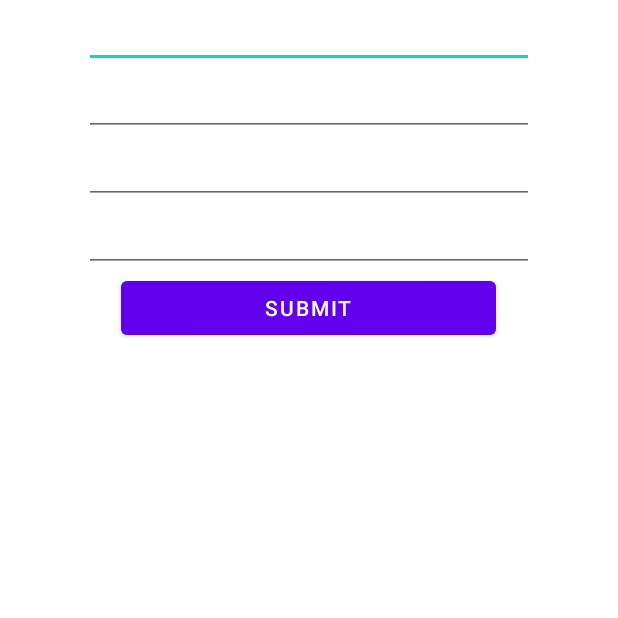
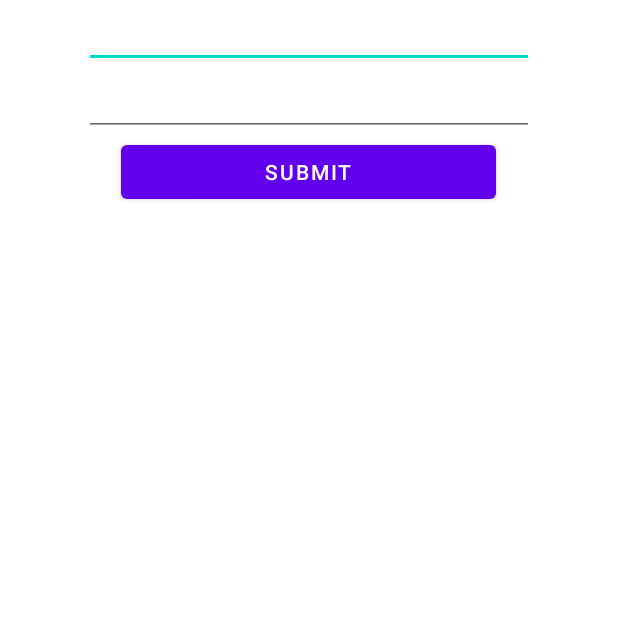
Before and after one commit to Johannnix/Prakerin-Android-1, an Android app: the InputActivity screen opened directly, with no data from a screen before it, after a tap on "SUBMIT", on a phone screen of 412 x 824 dp, the top half of it. Run offline under Robolectric (Android 15) with nearby library versions, the phone set to English and light mode, and no system bars; libraries missing offline, so code that uses them is left out: org.greenrobot.greendao; 3 statements that could not run were skipped.

```diff
--- a/app/src/main/java/com/example/login/InputActivity.java
+++ b/app/src/main/java/com/example/login/InputActivity.java
@@ -11,7 +11,7 @@ import androidx.appcompat.app.AppCompatActivity;
 public class InputActivity extends AppCompatActivity {
 
     Button submit;
-    EditText nameText,addressText,kelaminText,teleponText;
+    EditText nameText,addressText;
     Repository repository;
 
     @Override
@@ -21,8 +21,6 @@ public class InputActivity extends AppCompatActivity {
         submit=findViewById(R.id.submit);
         nameText=findViewById(R.id.name);
         addressText=findViewById(R.id.address);
-        kelaminText=findViewById(R.id.kelamin);
-        teleponText=findViewById(R.id.telepon);
 
         repository=new Repository();
 
@@ -32,8 +30,6 @@ public class InputActivity extends AppCompatActivity {
                 User user=new User();
                 user.setAddress(addressText.getText().toString().trim());
                 user.setName(nameText.getText().toString().trim());
-                user.setName(kelaminText.getText().toString().trim());
-                user.setName(teleponText.getText().toString().trim());
                 repository.addData(user);
 
                 Log.e("size",String.valueOf(addressText.getText().toString().trim())+nameText.getText().toString().trim());
--- a/app/src/main/java/com/example/login/MyAdapter.java
+++ b/app/src/main/java/com/example/login/MyAdapter.java
@@ -14,16 +14,19 @@ import java.util.List;
 public class MyAdapter extends RecyclerView.Adapter<RecyclerView.ViewHolder> {
     List<User> list;
     Context context;
+
     public MyAdapter(List<User> list, Context context){
         this.list=list;
         this.context=context;
     }
+
     @NonNull
     @Override
     public RecyclerView.ViewHolder onCreateViewHolder(@NonNull ViewGroup viewGroup, int i) {
         View view= LayoutInflater.from(context).inflate(R.layout.item,viewGroup,false);
         return new MyViewHolder(view);
     }
+
     @Override
     public void onBindViewHolder(@NonNull RecyclerView.ViewHolder viewHolder, int i) {
         MyViewHolder item=(MyViewHolder) viewHolder;
@@ -33,6 +36,8 @@ public class MyAdapter extends RecyclerView.Adapter<RecyclerView.ViewHolder> {
 
         Log.e("name",user.getName());
     }
+
+
     @Override
     public int getItemCount() {
 
--- a/app/src/main/java/com/example/login/User.java
+++ b/app/src/main/java/com/example/login/User.java
@@ -14,21 +14,15 @@ public class User {
     private String name;
     @NotNull
     private String address;
-    @NotNull
-    private String kelamin;
-    @NotNull
-    private String telepon;
 
     public User() {
 
     }
-    @Generated(hash = 1688215093)
-    public User(Long id, @NotNull String name, @NotNull String address, @NotNull String kelamin, @NotNull String telepon) {
+    @Generated(hash = 99511649)
+    public User(Long id, @NotNull String name, @NotNull String address) {
         this.id = id;
         this.name = name;
         this.address = address;
-        this.kelamin = kelamin;
-        this.telepon = telepon;
     }
     public Long getId() {
         return this.id;
@@ -48,15 +42,5 @@ public class User {
     public void setAddress(String address) {
         this.address = address;
     }
-    public String getKelamin() {
-        return this.kelamin;
-    }
-    public void setKelamin(String kelamin) { this.kelamin = kelamin; }
-    public String getTelepon() {
-        return this.telepon;
-    }
-    public void setTelepon(String telepon) {
-        this.telepon = telepon;
-    }
 
 }
--- a/app/src/main/res/layout/activity_input.xml
+++ b/app/src/main/res/layout/activity_input.xml
@@ -22,19 +22,19 @@
         android:layout_height="wrap_content"
         android:inputType="text" />
 
-    <EditText
-        android:id="@+id/kelamin"
-        android:layout_width="300dp"
-        android:layout_height="wrap_content"
-        android:layout_gravity="center"
-        android:inputType="text" />
+<!--    <EditText-->
+<!--        android:id="@+id/kelamin"-->
+<!--        android:layout_width="300dp"-->
+<!--        android:layout_height="wrap_content"-->
+<!--        android:layout_gravity="center"-->
+<!--        android:inputType="text" />-->
 
-    <EditText
-        android:id="@+id/telepon"
-        android:layout_width="300dp"
-        android:layout_height="wrap_content"
-        android:layout_gravity="center"
-        android:inputType="text" />
+<!--    <EditText-->
+<!--        android:id="@+id/telepon"-->
+<!--        android:layout_width="300dp"-->
+<!--        android:layout_height="wrap_content"-->
+<!--        android:layout_gravity="center"-->
+<!--        android:inputType="text" />-->
 
     <Button
         android:id="@+id/submit"
```
Also changed, not shown: app/src/main/java/com/example/login/ListMember.java (+24 -26 lines), app/src/main/java/com/example/login/Repository.java (line endings or trailing spaces).
